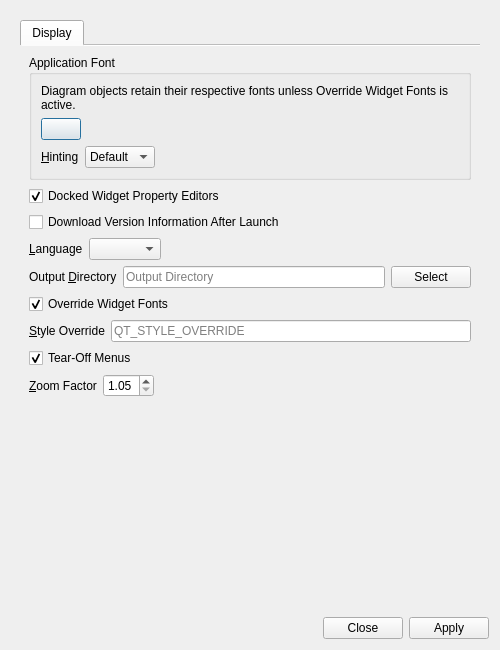
This is UI/glitch-preferences.ui in textbrowser/glitch as Qt 5 draws it before an edit. The edited form follows.
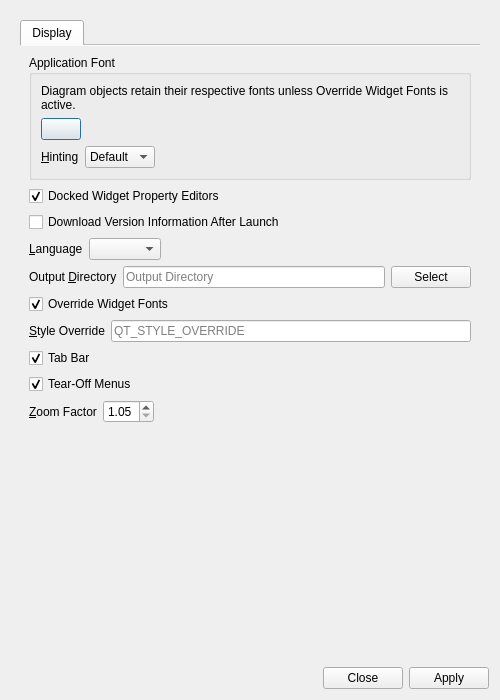
This is the edited form. Icons and pictures are not drawn.

Commit message: Optional tab bar.

What changed in the file:
```diff
--- a/UI/glitch-preferences.ui
+++ b/UI/glitch-preferences.ui
@@ -7,7 +7,7 @@
     <x>0</x>
     <y>0</y>
     <width>500</width>
-    <height>650</height>
+    <height>700</height>
    </rect>
   </property>
   <property name="windowTitle">
@@ -32,7 +32,7 @@
         <x>0</x>
         <y>0</y>
         <width>488</width>
-        <height>594</height>
+        <height>644</height>
        </rect>
       </property>
       <layout class="QVBoxLayout" name="verticalLayout_2">
@@ -268,6 +268,16 @@
              </item>
             </layout>
            </item>
+           <item>
+            <widget class="QCheckBox" name="display_tab_bar">
+             <property name="text">
+              <string>Tab Bar</string>
+             </property>
+             <property name="checked">
+              <bool>true</bool>
+             </property>
+            </widget>
+           </item>
            <item>
             <widget class="QCheckBox" name="display_tear_off_menus">
              <property name="toolTip">
```
Left out of the diff: 1 changed line with no effect on the pictures. The commit also changes 5 other files.
